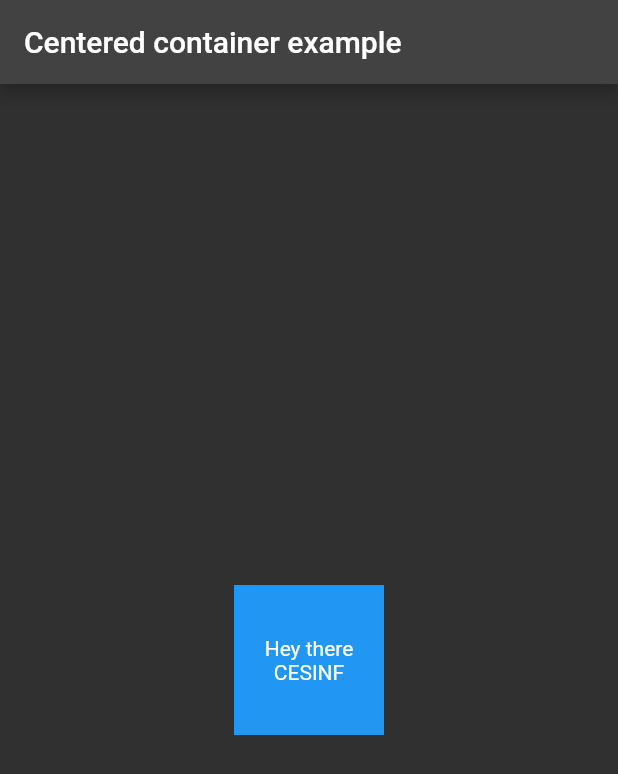
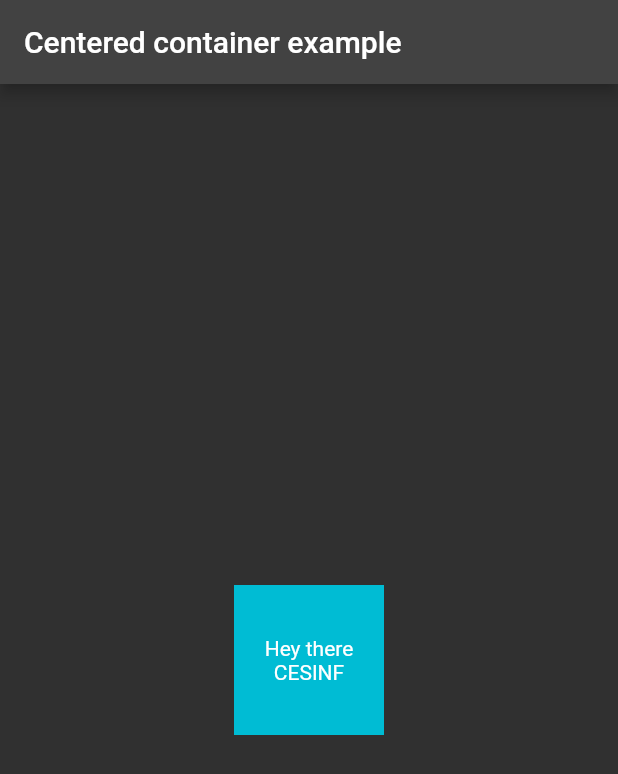
Before and after one commit to josnih21/cesinf-examples, a Flutter app: the screen it shows after launch, on a phone screen of 412 x 824 dp. Shown: the top 774 px of the screen. Run offline on Flutter 3.47's test engine with Material 2 defaults, Android fonts, the light colour scheme and no system bars.

Commit message:
:sparkles: Add animated container example

```diff
--- a/lib/main.dart
+++ b/lib/main.dart
@@ -1,3 +1,5 @@
+import 'dart:math';
+
 import 'package:flutter/material.dart';
 
 void main() {
@@ -32,25 +34,42 @@ class MyHomePage extends StatefulWidget {
 }
 
 class _MyHomePageState extends State<MyHomePage> {
+  bool isDefaultSize = true;
+  Color randomColor = Colors.cyan;
   @override
   Widget build(BuildContext context) {
     return Scaffold(
         appBar: AppBar(
           title: const Text('Centered container example'),
         ),
-      body: Center(
-        child: Container(
+        body: Column(
+          crossAxisAlignment: CrossAxisAlignment.center,
+          mainAxisAlignment: MainAxisAlignment.center,
+          children: [
+            Center(
+              child: GestureDetector(
+                child: AnimatedContainer(
+                  duration: const Duration(seconds: 1),
+                  curve: Curves.easeInCirc,
+                  height: isDefaultSize ? 100 : 200,
+                  width: isDefaultSize ? 100 : 200,
+                  color: randomColor,
                   child: const Center(
                     child: Text(
                       'Hey there CESINF',
                       textAlign: TextAlign.center,
                     ),
                   ),
-          color: Colors.blue,
-          height: 100,
-          width: 100,
+                ),
+                onTap: () => {
+                  setState(() {
+                    isDefaultSize = !isDefaultSize;
+                    randomColor = Colors.primaries[Random().nextInt(Colors.primaries.length)];
+                  })
+                },
               ),
             ),
-    );
+          ],
+        ));
   }
 }
```
Also changed, not shown: pubspec.yaml (+0 -64 lines). Lines whose indentation alone changed are shown as unchanged.
